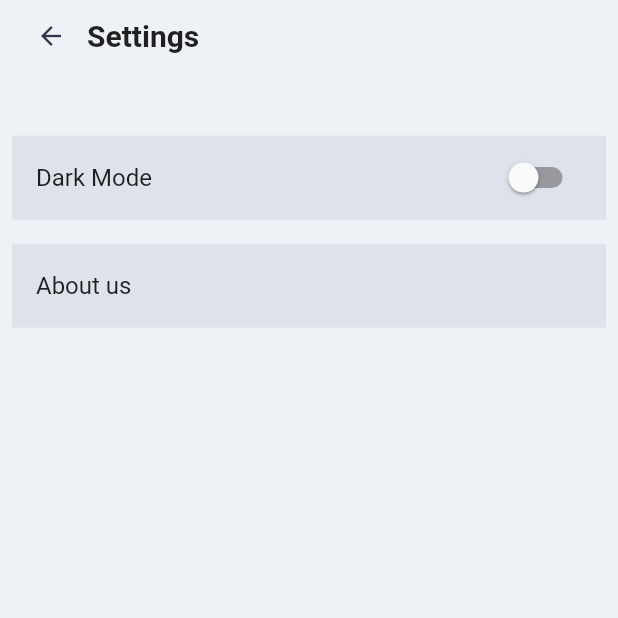
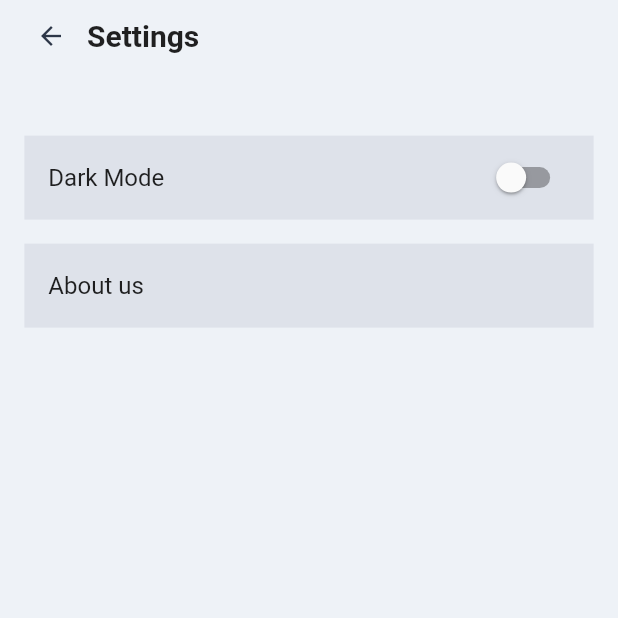
Before and after one commit to Safin9/Tutor-Group, a Flutter app: the Settings screen opened directly, on a phone screen of 412 x 824 dp, the top half of it. Run offline on Flutter 3.47's test engine with Material 2 defaults, Android fonts, the light colour scheme and no system bars; our stand-ins replace bottom_navy_bar, firebase_core, get, get_storage, lottie, pinput; accounts and stored records are empty.

Commit message:
changing App Icon using flutter_launcher_icons pack

```diff
--- a/lib/screens/setting_page.dart
+++ b/lib/screens/setting_page.dart
@@ -58,7 +58,11 @@ class _SettingsState extends State<Settings> {
                 ),
               ),
               Padding(
-                padding: EdgeInsets.only(top: 0.1 * size.height),
+                padding: EdgeInsets.only(
+                  top: 0.1 * size.height,
+                  left: 0.02 * size.width,
+                  right: 0.02 * size.width,
+                ),
                 child: ListView(
                   children: [
                     Padding(
--- a/pubspec.yaml
+++ b/pubspec.yaml
@@ -56,7 +56,12 @@ dev_dependencies:
   # rules and activating additional ones.
   flutter_lints: ^2.0.0
   rename: ^2.0.1
+  flutter_launcher_icons:
 
+flutter_icons:
+  image_path: "assets/images/tutorlogo.png"
+  android: true
+  ios: true
 # For information on the generic Dart part of this file, see the
 # following page: https://dart.dev/tools/pub/pubspec
 
```
Also changed, not shown: pubspec.lock, 21 other files.
